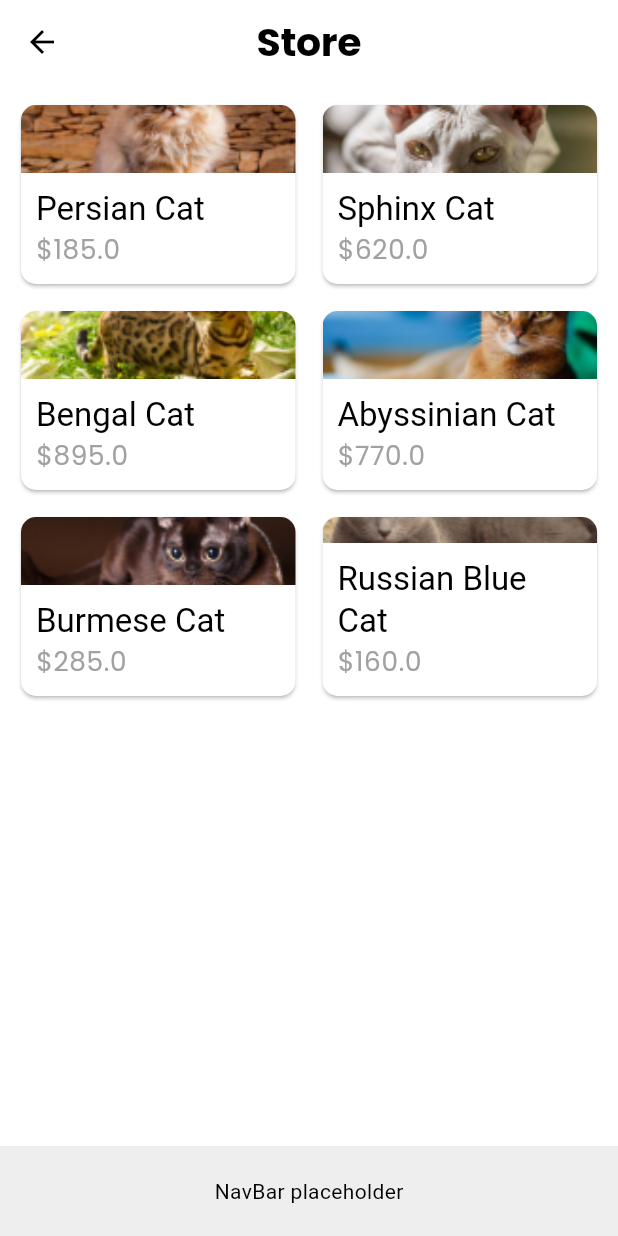
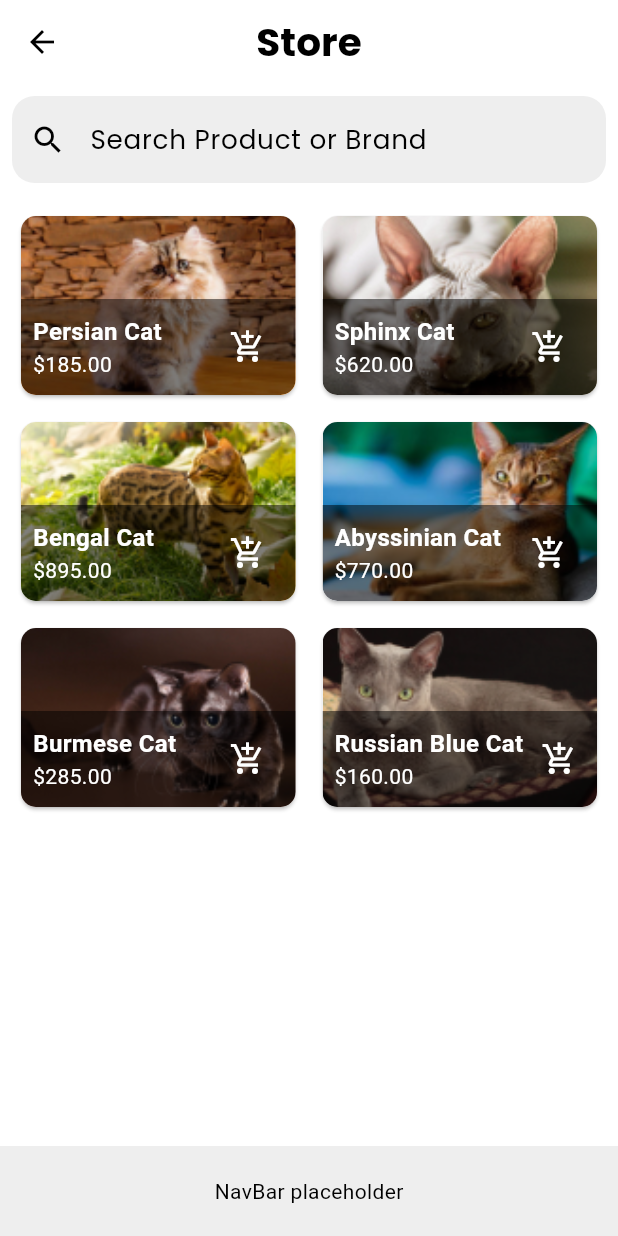
Before and after one commit to MexlTuba/pet_shop_app, a Flutter app: the CatalogScreen screen opened by its route, on a phone screen of 412 x 824 dp. Run offline on Flutter 3.47's test engine with Material 3 defaults, Android fonts, the phone set to English and light mode, and no system bars.

Commit message:
updated catalog with searchbar, no navbar

```diff
--- a/lib/screens/catalog_screen.dart
+++ b/lib/screens/catalog_screen.dart
@@ -2,6 +2,7 @@ import 'package:flutter/material.dart';
 import 'package:provider/provider.dart';
 import '../providers/pet_provider.dart';
 import '../widgets/pet_card.dart'; // Assuming you have a PetCard widget
+import '../utils/routes.dart'; // Make sure you have the routes defined
 
 class CatalogScreen extends StatelessWidget {
   @override
@@ -12,27 +13,64 @@ class CatalogScreen extends StatelessWidget {
 
     return Scaffold(
       appBar: AppBar(
-        title: Text('Store', style: Theme.of(context).textTheme.headline1),
-        backgroundColor: Colors.transparent, // Assuming a transparent app bar
+        title: Text('Store',
+            style: TextStyle(
+                color: Colors.black,
+                fontFamily: 'Poppins',
+                fontWeight: FontWeight.bold,
+                fontSize: 26)),
+        backgroundColor: Colors.transparent,
         elevation: 0,
         centerTitle: true,
       ),
-      body: GridView.builder(
-        padding: const EdgeInsets.all(10),
-        itemCount: pets.length,
-        itemBuilder: (ctx, i) => PetCard(
-            pet: pets[i]), // PetCard is a custom widget for displaying each pet
-        gridDelegate: SliverGridDelegateWithFixedCrossAxisCount(
-          crossAxisCount: 2, // Number of columns
-          childAspectRatio: 3 / 2, // Aspect ratio of each grid card
-          crossAxisSpacing: 10, // Horizontal space between cards
-          mainAxisSpacing: 10, // Vertical space between cards
-        ),
+      body: Column(
+        children: [
+          Padding(
+            padding: const EdgeInsets.all(8.0),
+            child: TextField(
+              decoration: InputDecoration(
+                hintText: 'Search Product or Brand',
+                prefixIcon: Icon(Icons.search),
+                border: OutlineInputBorder(
+                  borderRadius: BorderRadius.circular(15),
+                  borderSide: BorderSide.none,
+                ),
+                filled: true,
+                fillColor: Colors.grey[200],
+              ),
+            ),
+          ),
+          Expanded(
+            child: GridView.builder(
+              padding: const EdgeInsets.all(10),
+              itemCount: pets.length,
+              itemBuilder: (ctx, i) => GestureDetector(
+                onTap: () {
+                  // Navigate to the PetDetail screen with the selected pet
+                  Navigator.pushNamed(context, Routes.petDetailScreen,
+                      arguments: pets[i]);
+                },
+                child: PetCard(
+                  pet: pets[i],
+                  onAddToCart: () {
+                    // TODO: Implement add to cart functionality
+                  },
+                ),
+              ),
+              gridDelegate: SliverGridDelegateWithFixedCrossAxisCount(
+                crossAxisCount: 2,
+                childAspectRatio: 3 / 2,
+                crossAxisSpacing: 10,
+                mainAxisSpacing: 10,
+              ),
+            ),
+          ),
+        ],
       ),
       // Placeholder for the nav bar, to be replaced with the actual NavBar widget
       bottomNavigationBar: Container(
-        color: Colors.grey[200], // Temporary color for the placeholder
-        height: 60, // Temporary height for the placeholder
+        color: Colors.grey[200],
+        height: 60,
         child: Center(child: Text('NavBar placeholder')),
       ),
     );
--- a/lib/widgets/pet_card.dart
+++ b/lib/widgets/pet_card.dart
@@ -3,8 +3,12 @@ import '../models/pet.dart';
 
 class PetCard extends StatelessWidget {
   final Pet pet;
+  final VoidCallback onAddToCart;
 
-  const PetCard({required this.pet});
+  const PetCard({
+    required this.pet,
+    required this.onAddToCart,
+  });
 
   @override
   Widget build(BuildContext context) {
@@ -13,24 +17,58 @@ class PetCard extends StatelessWidget {
       shape: RoundedRectangleBorder(
         borderRadius: BorderRadius.circular(10),
       ),
-      child: Column(
-        crossAxisAlignment: CrossAxisAlignment.stretch,
+      child: Stack(
+        alignment: Alignment.bottomCenter,
         children: [
-          Expanded(
+          Positioned.fill(
             child: Image.asset(
               pet.imageUrl,
               fit: BoxFit.cover,
             ),
           ),
-          Padding(
-            padding: EdgeInsets.all(10),
-            child: Column(
-              crossAxisAlignment: CrossAxisAlignment.start,
-              children: [
-                Text(pet.name, style: Theme.of(context).textTheme.headline6),
-                Text('\$${pet.price}',
-                    style: Theme.of(context).textTheme.bodyText1),
-              ],
+          Positioned(
+            bottom: 0,
+            left: 0,
+            right: 0,
+            child: Container(
+              padding: EdgeInsets.all(8),
+              decoration: BoxDecoration(
+                color: Colors.black.withOpacity(0.5),
+                borderRadius: BorderRadius.only(
+                  bottomLeft: Radius.circular(10),
+                  bottomRight: Radius.circular(10),
+                ),
+              ),
+              child: Row(
+                mainAxisAlignment: MainAxisAlignment.spaceBetween,
+                children: [
+                  Column(
+                    crossAxisAlignment: CrossAxisAlignment.start,
+                    mainAxisSize: MainAxisSize.min,
+                    children: [
+                      Text(
+                        pet.name,
+                        style: TextStyle(
+                          fontSize: 16,
+                          color: Colors.white,
+                          fontWeight: FontWeight.bold,
+                        ),
+                      ),
+                      Text(
+                        '\$${pet.price.toStringAsFixed(2)}',
+                        style: TextStyle(
+                          fontSize: 14,
+                          color: Colors.white,
+                        ),
+                      ),
+                    ],
+                  ),
+                  IconButton(
+                    icon: Icon(Icons.add_shopping_cart, color: Colors.white),
+                    onPressed: onAddToCart,
+                  ),
+                ],
+              ),
             ),
           ),
         ],
```
